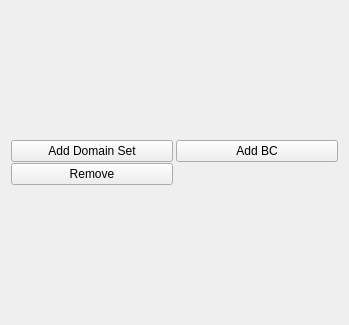
Above: smtk/extension/qt/qtModelPanel.ui from Kitware/SMTK before the change. Below: the same form after it.
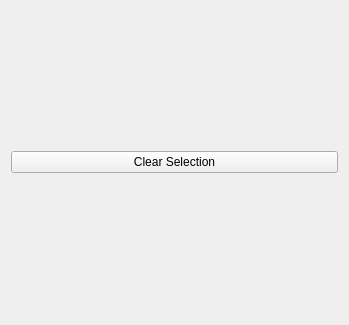
That is the form after the change.

Commit message: Added Clear Selection button to qt Model Panel

The edit to the form file:
```diff
--- a/smtk/extension/qt/qtModelPanel.ui
+++ b/smtk/extension/qt/qtModelPanel.ui
@@ -34,27 +34,7 @@
         </sizepolicy>
        </property>
        <property name="text">
-        <string>Add Domain Set</string>
-       </property>
-      </widget>
-     </item>
-     <item row="0" column="1">
-      <widget class="QPushButton" name="AddBC">
-       <property name="sizePolicy">
-        <sizepolicy hsizetype="Preferred" vsizetype="Fixed">
-         <horstretch>0</horstretch>
-         <verstretch>0</verstretch>
-        </sizepolicy>
-       </property>
-       <property name="text">
-        <string>Add BC</string>
-       </property>
-      </widget>
-     </item>
-     <item row="1" column="0">
-      <widget class="QPushButton" name="RemoveButton">
-       <property name="text">
-        <string>Remove</string>
+        <string>Clear Selection</string>
        </property>
       </widget>
      </item>
```
Left out of the diff: 2 changed lines with no effect on the pictures. The commit also changes 2 other files.
